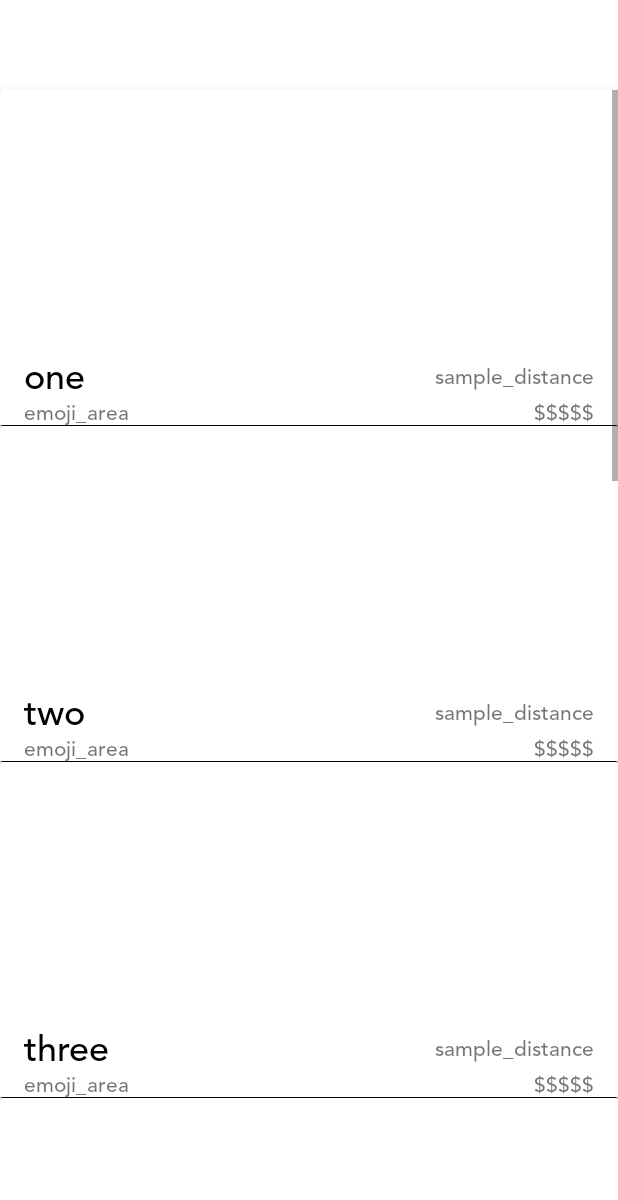
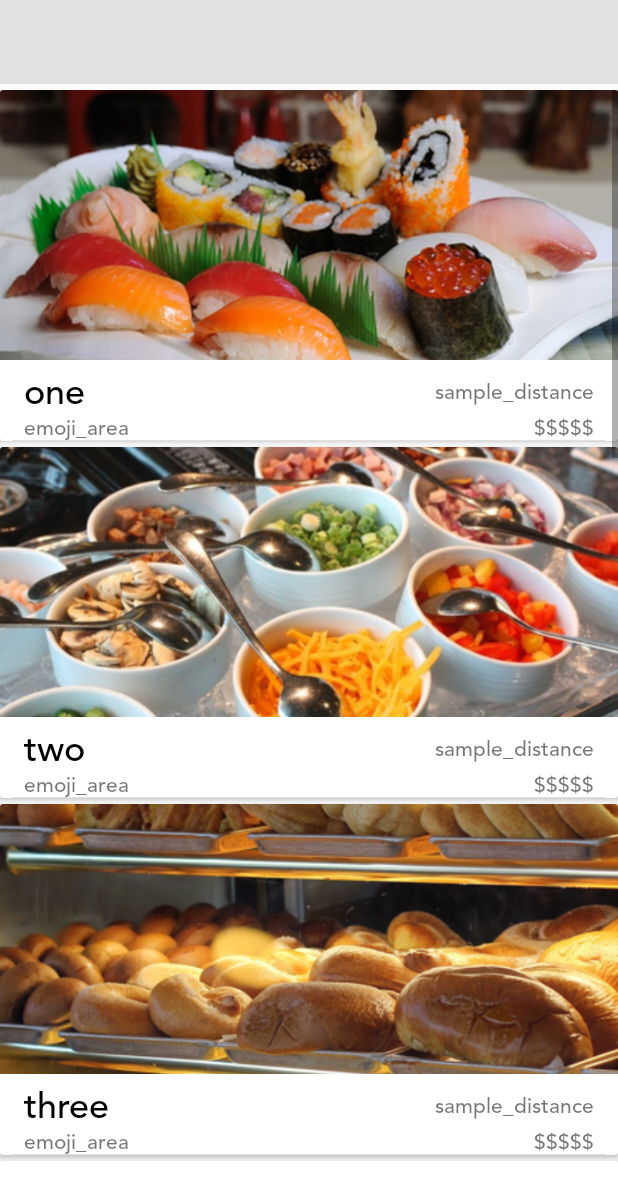
Before and after one commit to Marunizer/KotlinTestApp, an Android app: the HomeActivity screen opened directly, with no data from a screen before it, on a phone screen of 412 x 824 dp. Shown: the top 1200 px of the screen. Run offline under Robolectric (Android 15) with nearby library versions, the phone set to English and light mode, and no system bars; libraries missing offline, so code that uses them is left out: com.google.ar.core.

Commit message:
blah, made a few layout changes to HomeActivity and started lazily putting sample pictures in, currently trying to understand sceneform

```diff
--- a/app/src/main/java/com/example/mende/kotlintestapp/adapters/RestaurantCardAdapter.kt
+++ b/app/src/main/java/com/example/mende/kotlintestapp/adapters/RestaurantCardAdapter.kt
@@ -30,11 +30,13 @@ internal class ItemViewHolder(view : View) : RecyclerView.ViewHolder(view)
     var restaurantDistance = view.restaurant_distance
     var restaurantEmoji = view.restaurant_emoji
     var restaurantCost = view.restaurant_cost
+    var restaurantImage = view.restaurant_image
 }
 
 class RestaurantCardAdapter(recyclerView: RecyclerView,
                             internal var activity: Activity,
                             internal var items : ArrayList<RestaurantCard?>,
+                            internal var pictures: ArrayList<Int>,
                             val clickListener: (RestaurantCard?) -> Unit) :
         RecyclerView.Adapter<RecyclerView.ViewHolder>() {
 
@@ -84,12 +86,24 @@ class RestaurantCardAdapter(recyclerView: RecyclerView,
         if(holder is ItemViewHolder) {
 
             val item = items[position]
-
+            if(position==0) {
+                val picture = pictures[0]
+                holder.restaurantImage.setImageResource(picture)
+            }
+            if(position==1) {
+                val picture = pictures[1]
+                holder.restaurantImage.setImageResource(picture)
+            }
+            if(position==2) {
+                val picture = pictures[2]
+                holder.restaurantImage.setImageResource(picture)
+            }
             holder.bind(item, clickListener)
             holder.restaurantName?.text = item?.itemName
             holder.restaurantDistance?.text = "sample_distance"
             holder.restaurantEmoji?.text = "emoji_area"
             holder.restaurantCost?.text = "$$$$$"
+
         }
         else if(holder is LoadingViewHolder) {
             holder.progressBar.isIndeterminate = true
--- a/app/src/main/java/com/example/mende/kotlintestapp/views/HomeActivity.kt
+++ b/app/src/main/java/com/example/mende/kotlintestapp/views/HomeActivity.kt
@@ -56,6 +56,7 @@ class HomeActivity : AppCompatActivity(), LoadMore {
     private lateinit var mHandler: Handler
     private lateinit var mRunnable:Runnable
     private var testData: ArrayList<RestaurantCard?> = ArrayList()
+    private var testDataImages: ArrayList<Int> = ArrayList()
 
     //TODO: REMOVE IF NEVER USE, AFTER FINISHED
     private var mRecyclerView: RecyclerView? = null
@@ -69,6 +70,7 @@ class HomeActivity : AppCompatActivity(), LoadMore {
 
         // Loads animals into the ArrayList
         addTestData()
+        addTestDataPictures()
         // Initialize the handler instance
         mHandler = Handler()
 
@@ -89,7 +91,7 @@ class HomeActivity : AppCompatActivity(), LoadMore {
         restaurant_recycler_view.layoutManager = LinearLayoutManager(this)
 
         // Access the RecyclerView Adapter and load the data into it
-        mAdapter = RestaurantCardAdapter(restaurant_recycler_view, this, testData)
+        mAdapter = RestaurantCardAdapter(restaurant_recycler_view, this, testData, testDataImages)
             { card : RestaurantCard?-> onCardClick(card) }
         restaurant_recycler_view.adapter = mAdapter
         mAdapter.setLoadedMore(this)
@@ -153,6 +155,7 @@ class HomeActivity : AppCompatActivity(), LoadMore {
         Log.d(TAG, "Card = text: ${card?.itemName}")
 
         val i = Intent(this@HomeActivity, ModelContainerViewActivity::class.java)
+//        val i = Intent(this@HomeActivity, ModelARViewActivity::class.java)
         startActivity(i)
         //finish()
 
@@ -178,4 +181,12 @@ class HomeActivity : AppCompatActivity(), LoadMore {
         testData.add(RestaurantCard(110,"wat"))
         testData.add(RestaurantCard(121,"heheheh"))
     }
+
+    fun addTestDataPictures() {
+        testDataImages.add(R.drawable.bento_main_image)
+        testDataImages.add(R.drawable.omelet_bar_main_image)
+        testDataImages.add(R.drawable.mecatos_main_image)
+//        testDataImages.add("R.drawable.neighbors_house_main_image")
+//        testDataImages.add("R.drawable.bento_main_image")
+    }
 }
--- a/app/src/main/java/com/example/mende/kotlintestapp/views/ModelARViewActivity.kt
+++ b/app/src/main/java/com/example/mende/kotlintestapp/views/ModelARViewActivity.kt
@@ -3,6 +3,7 @@ package com.example.mende.kotlintestapp.views
 import android.app.Activity
 import android.app.ActivityManager
 import android.content.Context
+import android.graphics.Color
 import android.net.Uri
 import android.graphics.Point
 import android.os.Build
@@ -21,6 +22,7 @@ import com.google.ar.sceneform.rendering.ModelRenderable
 import com.google.ar.sceneform.ux.ArFragment
 import com.google.ar.sceneform.ux.TransformableNode
 import kotlinx.android.synthetic.main.activity_model_ar.*
+import kotlinx.android.synthetic.main.activity_test_ar.*
 
 class ModelARViewActivity : AppCompatActivity() {
 
@@ -39,9 +41,11 @@ class ModelARViewActivity : AppCompatActivity() {
         setContentView(R.layout.activity_model_ar)
 
         fragment = supportFragmentManager.findFragmentById(R.id.sceneform_fragment) as ArFragment
+       // fragment.view?.setBackgroundColor(Color.WHITE)
+        //fragment.ux_fragment.view?.setBackgroundColor(Color.WHITE)
 
         quick_add_button.setOnClickListener {view ->
-            addObject(Uri.parse("Hamburger.sfb"))
+            addObject(Uri.parse("Cupcake.sfb"))
         }
     }
 
--- a/app/src/main/res/layout/activity_model_ar.xml
+++ b/app/src/main/res/layout/activity_model_ar.xml
@@ -6,7 +6,8 @@
     xmlns:tools="http://schemas.android.com/tools"
     app:layout_behavior="@string/appbar_scrolling_view_behavior"
     tools:context="views.ModelARViewActivity"
-    tools:showIn="@layout/activity_model_ar">
+    tools:showIn="@layout/activity_model_ar"
+    android:background="@color/noni_theme">
 
 
     <!-- add the below fragment-->
--- a/app/src/main/res/layout/card_restaurant.xml
+++ b/app/src/main/res/layout/card_restaurant.xml
@@ -4,6 +4,7 @@
     android:id="@+id/restaurant_card"
     android:layout_width="match_parent"
     android:layout_height="wrap_content"
+    android:layout_marginBottom="4dp"
     android:clickable="true"
     android:focusable="true">
     <!-- app:cardCornerRadius="20dp" -->
@@ -12,12 +13,12 @@
     <RelativeLayout
         android:id="@+id/restaurant_card_layout"
         android:layout_width="match_parent"
-        android:layout_height="224dp">
+        android:layout_height="234dp">
 
         <ImageView
             android:id="@+id/restaurant_image"
             android:layout_width="match_parent"
-            android:layout_height="170dp"
+            android:layout_height="180dp"
             android:layout_alignParentTop="true"
             android:scaleType="centerCrop" />
 
@@ -82,7 +83,9 @@
         <View
             android:layout_width="match_parent"
             android:layout_height=".5dp"
-            android:background="#000000"
+            android:layout_marginStart="8dp"
+            android:layout_marginEnd="8dp"
+            android:background="@color/app_bar_theme"
             android:layout_alignParentBottom="true"
             />
     </RelativeLayout>
--- a/app/src/main/res/values/colors.xml
+++ b/app/src/main/res/values/colors.xml
@@ -4,6 +4,6 @@
     <color name="colorPrimaryDark">#303F9F</color>
     <color name="colorAccent">#FF4081</color>
     <color name="noni_theme">#f29ab2</color>
-    <color name="app_bar_theme">#ffffff</color>
+    <color name="app_bar_theme">#e3e0e0</color>
 
 </resources>
```
Also changed, not shown: app/src/main/java/com/example/mende/kotlintestapp/views/ModelSceneViewFragment.kt (+61 -14 lines), app/src/main/java/com/example/mende/kotlintestapp/views/TestButtonARActivity.kt (+13 -0 lines), app/src/main/res/drawable/bento_main_image.png (added), app/src/main/res/drawable/dominoes_main_image.png (added), app/src/main/res/drawable/mecatos_main_image.png (added), app/src/main/res/drawable/neighbors_house_main_image.png (added), app/src/main/res/drawable/omelet_bar_main_image.png (added).
